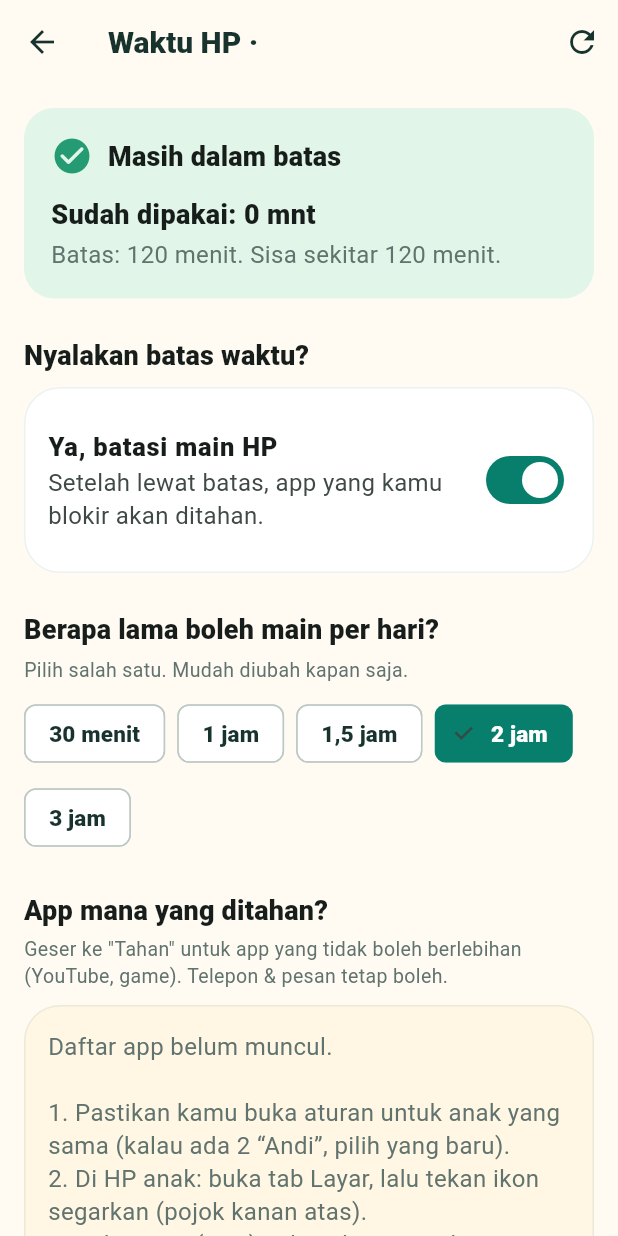
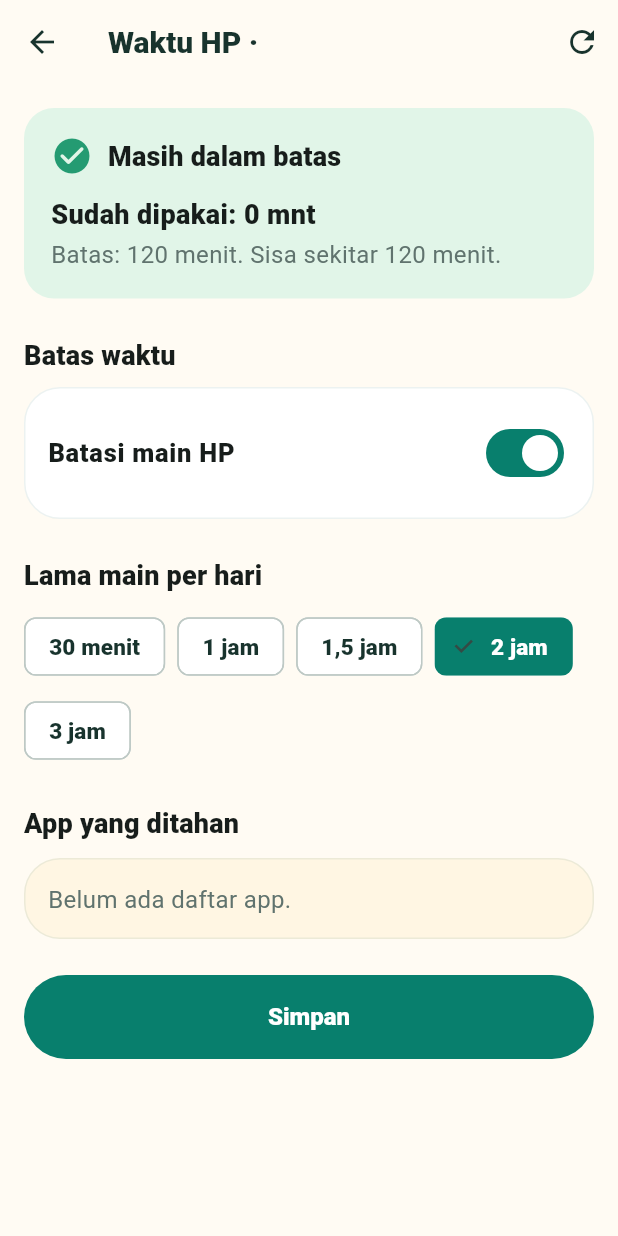
Before and after one commit to hndrwn-dk/pulangaman, a Flutter app: the ScreenTimeRulesScreen screen opened directly with empty values, on a phone screen of 412 x 824 dp. Run offline on Flutter 3.47's test engine with Material 3 defaults, Android fonts, the phone set to English and light mode, and no system bars; our stand-ins replace battery_plus, connectivity_plus, flutter_riverpod, flutter_secure_storage, geolocator, google_maps_flutter and 2 more; accounts and stored records are empty; network calls fail.

```diff
--- a/apps/mobile/lib/features/screentime/screen_time_screen.dart
+++ b/apps/mobile/lib/features/screentime/screen_time_screen.dart
@@ -94,12 +94,6 @@ class _ScreenTimeScreenState extends ConsumerState<ScreenTimeScreen> {
             style: Theme.of(context).textTheme.headlineSmall?.copyWith(
                   fontWeight: FontWeight.w900,
                 ),
-          ),
-          const SizedBox(height: 6),
-          const Text(
-            'Ketuk anak untuk atur berapa lama boleh main HP. '
-            'Ketuk ikon pensil kecil untuk ganti wajah.',
-            style: TextStyle(color: AppColors.inkSoft, height: 1.35),
           ),
           const SizedBox(height: AppSpacing.lg),
           if (children.items.isEmpty)
@@ -432,7 +426,7 @@ class _ScreenTimeRulesScreenState extends ConsumerState<ScreenTimeRulesScreen> {
 
           const SizedBox(height: AppSpacing.lg),
           Text(
-            'Nyalakan batas waktu?',
+            'Batas waktu',
             style: Theme.of(context).textTheme.titleMedium?.copyWith(
                   fontWeight: FontWeight.w900,
                 ),
@@ -442,13 +436,8 @@ class _ScreenTimeRulesScreenState extends ConsumerState<ScreenTimeRulesScreen> {
             child: SwitchListTile(
               contentPadding: EdgeInsets.zero,
               title: Text(
-                _enabled ? 'Ya, batasi main HP' : 'Tidak, bebas dulu',
+                _enabled ? 'Batasi main HP' : 'Tanpa batas',
                 style: const TextStyle(fontWeight: FontWeight.w800),
-              ),
-              subtitle: Text(
-                _enabled
-                    ? 'Setelah lewat batas, app yang kamu blokir akan ditahan.'
-                    : 'Matikan hanya jika ingin anak main tanpa batas sementara.',
               ),
               value: _enabled,
               onChanged: (value) => setState(() => _enabled = value),
@@ -457,15 +446,10 @@ class _ScreenTimeRulesScreenState extends ConsumerState<ScreenTimeRulesScreen> {
 
           const SizedBox(height: AppSpacing.lg),
           Text(
-            'Berapa lama boleh main per hari?',
+            'Lama main per hari',
             style: Theme.of(context).textTheme.titleMedium?.copyWith(
                   fontWeight: FontWeight.w900,
                 ),
-          ),
-          const SizedBox(height: 4),
-          const Text(
-            'Pilih salah satu. Mudah diubah kapan saja.',
-            style: TextStyle(color: AppColors.inkSoft, fontSize: 13),
           ),
           const SizedBox(height: 10),
           Wrap(
@@ -494,16 +478,10 @@ class _ScreenTimeRulesScreenState extends ConsumerState<ScreenTimeRulesScreen> {
 
           const SizedBox(height: AppSpacing.lg),
           Text(
-            'App mana yang ditahan?',
+            'App yang ditahan',
             style: Theme.of(context).textTheme.titleMedium?.copyWith(
                   fontWeight: FontWeight.w900,
                 ),
-          ),
-          const SizedBox(height: 4),
-          const Text(
-            'Geser ke "Tahan" untuk app yang tidak boleh berlebihan '
-            '(YouTube, game). Telepon & pesan tetap boleh.',
-            style: TextStyle(color: AppColors.inkSoft, fontSize: 13, height: 1.35),
           ),
           const SizedBox(height: 10),
           if (_loading)
@@ -515,13 +493,7 @@ class _ScreenTimeRulesScreenState extends ConsumerState<ScreenTimeRulesScreen> {
             PaSectionCard(
               color: AppColors.sand.withValues(alpha: 0.55),
               child: const Text(
-                'Daftar app belum muncul.\n\n'
-                '1. Pastikan kamu buka aturan untuk anak yang sama '
-                '(kalau ada 2 “Andi”, pilih yang baru).\n'
-                '2. Di HP anak: buka tab Layar, lalu tekan ikon segarkan '
-                '(pojok kanan atas).\n'
-                '3. Di layar ini (ortu), tekan ikon segarkan.\n\n'
-                'Catatan: ikon keluar di HP anak = logout, bukan segarkan.',
+                'Belum ada daftar app.',
                 style: TextStyle(color: AppColors.inkSoft, height: 1.4),
               ),
             )
@@ -615,15 +587,9 @@ class _ScreenTimeRulesScreenState extends ConsumerState<ScreenTimeRulesScreen> {
               backgroundColor: AppColors.teal,
             ),
             child: Text(
-              _saving ? 'Menyimpan...' : 'Simpan aturan ke HP anak',
+              _saving ? 'Menyimpan...' : 'Simpan',
               style: const TextStyle(fontWeight: FontWeight.w900, fontSize: 16),
             ),
-          ),
-          const SizedBox(height: 10),
-          const Text(
-            'Setelah simpan, buka sebentar PulangAman di HP anak supaya aturan aktif.',
-            textAlign: TextAlign.center,
-            style: TextStyle(color: AppColors.inkSoft, fontSize: 12),
           ),
           const SizedBox(height: 24),
         ],
```
Also changed, not shown: apps/mobile/lib/features/child/child_home_screen.dart (+59 -51 lines), apps/mobile/lib/features/parent/child_home_map_card.dart (+4 -12 lines), 1 other file.
